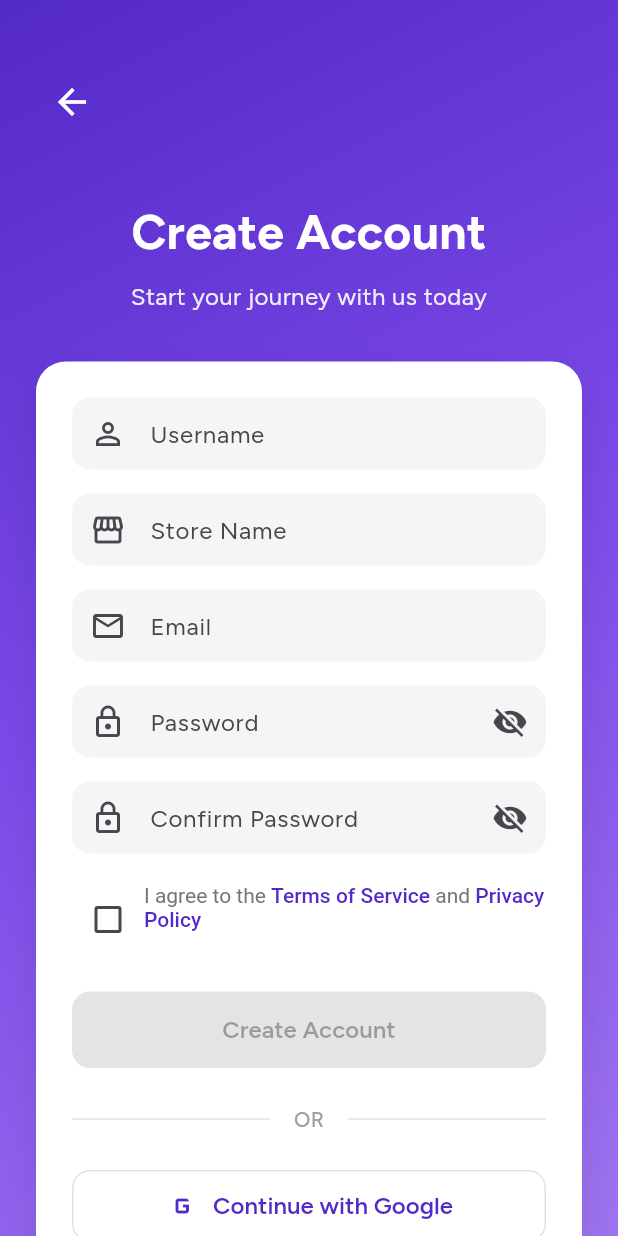
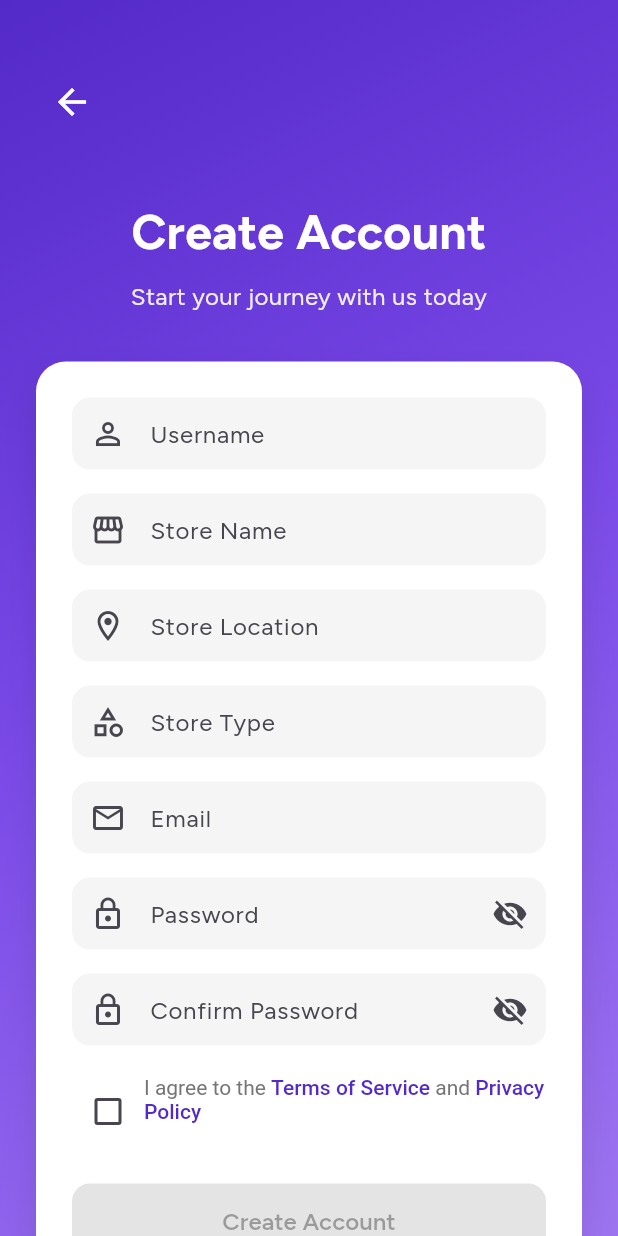
Before and after one commit to kmmelissat/vendly, a Flutter app: the screen it shows after launch, after a tap on "Skip", after a tap on "Sign In", after a tap on "Sign Up", on a phone screen of 412 x 824 dp. Run offline on Flutter 3.47's test engine with Material 3 defaults, Android fonts, the phone set to English and light mode, and no system bars; our stand-ins replace animate_do, dio, fl_chart, flutter_bloc, flutter_riverpod, flutter_svg and 3 more.

Commit message:
✨ Enhance registration and login functionality: added store location and store type fields to registration and login processes, updated AuthBloc and AuthService to handle new parameters, and refactored email field to username for consistency, improving user experience during account creation and authentication.

```diff
--- a/lib/pages/auth/auth_bloc.dart
+++ b/lib/pages/auth/auth_bloc.dart
@@ -54,6 +54,8 @@ class AuthBloc extends Bloc<AuthEvent, AuthState> {
         email: event.email,
         password: event.password,
         storeName: event.storeName,
+        storeLocation: event.storeLocation,
+        storeType: event.storeType,
       );
 
       if (result['success'] == true) {
--- a/lib/pages/auth/auth_event.dart
+++ b/lib/pages/auth/auth_event.dart
@@ -12,12 +12,16 @@ class RegisterRequested extends AuthEvent {
   final String email;
   final String password;
   final String? storeName;
+  final String? storeLocation;
+  final String? storeType;
 
   RegisterRequested({
     required this.name,
     required this.email,
     required this.password,
     this.storeName,
+    this.storeLocation,
+    this.storeType,
   });
 }
 
--- a/lib/pages/auth/login_page.dart
+++ b/lib/pages/auth/login_page.dart
@@ -16,13 +16,13 @@ class LoginPage extends StatefulWidget {
 
 class _LoginPageState extends State<LoginPage> {
   final _formKey = GlobalKey<FormState>();
-  final _emailController = TextEditingController();
+  final _usernameController = TextEditingController();
   final _passwordController = TextEditingController();
   bool _obscurePassword = true;
 
   @override
   void dispose() {
-    _emailController.dispose();
+    _usernameController.dispose();
     _passwordController.dispose();
     super.dispose();
   }
@@ -38,11 +38,7 @@ class _LoginPageState extends State<LoginPage> {
           gradient: LinearGradient(
             begin: Alignment.topLeft,
             end: Alignment.bottomRight,
-            colors: [
-              Color(0xFF5329C8),
-              Color(0xFF7B4AE8),
-              Color(0xFF9D74F0),
-            ],
+            colors: [Color(0xFF5329C8), Color(0xFF7B4AE8), Color(0xFF9D74F0)],
           ),
         ),
         child: SafeArea(
@@ -65,7 +61,7 @@ class _LoginPageState extends State<LoginPage> {
                 24,
                 24,
                 24,
-                MediaQuery.of(context).padding.bottom + 24
+                MediaQuery.of(context).padding.bottom + 24,
               ),
               child: Column(
                 crossAxisAlignment: CrossAxisAlignment.stretch,
@@ -126,14 +122,13 @@ class _LoginPageState extends State<LoginPage> {
                       child: Column(
                         crossAxisAlignment: CrossAxisAlignment.stretch,
                         children: [
-                          // Email Field
+                          // Username Field
                           TextFormField(
-                            controller: _emailController,
-                            keyboardType: TextInputType.emailAddress,
+                            controller: _usernameController,
                             decoration: InputDecoration(
-                              labelText: 'Email',
-                              hintText: 'Enter your email',
-                              prefixIcon: const Icon(Icons.email_outlined),
+                              labelText: 'Username',
+                              hintText: 'Enter your username',
+                              prefixIcon: const Icon(Icons.person_outline),
                               filled: true,
                               fillColor: AppColors.lightGrey,
                               border: OutlineInputBorder(
@@ -150,11 +145,10 @@ class _LoginPageState extends State<LoginPage> {
                             ),
                             validator: (value) {
                               if (value == null || value.isEmpty) {
-                                return 'Please enter your email';
+                                return 'Please enter your username';
                               }
-                              if (!RegExp(r'^[\w-\.]+@([\w-]+\.)+[\w-]{2,4}$')
-                                  .hasMatch(value)) {
-                                return 'Please enter a valid email';
+                              if (value.length < 3) {
+                                return 'Username must be at least 3 characters';
                               }
                               return null;
                             },
@@ -237,17 +231,20 @@ class _LoginPageState extends State<LoginPage> {
                                     : () {
                                         if (_formKey.currentState!.validate()) {
                                           context.read<AuthBloc>().add(
-                                                LoginRequested(
-                                                  email: _emailController.text,
-                                                  password: _passwordController.text,
-                                                ),
-                                              );
+                                            LoginRequested(
+                                              email: _usernameController.text,
+                                              password:
+                                                  _passwordController.text,
+                                            ),
+                                          );
                                         }
                                       },
                                 style: ElevatedButton.styleFrom(
                                   backgroundColor: AppColors.primary,
                                   foregroundColor: Colors.white,
-                                  padding: const EdgeInsets.symmetric(vertical: 16),
+                                  padding: const EdgeInsets.symmetric(
+                                    vertical: 16,
+                                  ),
                                   shape: RoundedRectangleBorder(
                                     borderRadius: BorderRadius.circular(12),
                                   ),
@@ -259,9 +256,10 @@ class _LoginPageState extends State<LoginPage> {
                                         width: 20,
                                         child: CircularProgressIndicator(
                                           strokeWidth: 2,
-                                          valueColor: AlwaysStoppedAnimation<Color>(
-                                            Colors.white,
-                                          ),
+                                          valueColor:
+                                              AlwaysStoppedAnimation<Color>(
+                                                Colors.white,
+                                              ),
                                         ),
                                       )
                                     : const Text(
@@ -286,7 +284,9 @@ class _LoginPageState extends State<LoginPage> {
                                 ),
                               ),
                               Padding(
-                                padding: const EdgeInsets.symmetric(horizontal: 16),
+                                padding: const EdgeInsets.symmetric(
+                                  horizontal: 16,
+                                ),
                                 child: Text(
                                   'OR',
                                   style: TextStyle(
@@ -314,7 +314,9 @@ class _LoginPageState extends State<LoginPage> {
                             label: const Text('Continue with Google'),
                             style: OutlinedButton.styleFrom(
                               padding: const EdgeInsets.symmetric(vertical: 12),
-                              side: BorderSide(color: AppColors.grey.withOpacity(0.3)),
+                              side: BorderSide(
+                                color: AppColors.grey.withOpacity(0.3),
+                              ),
                               shape: RoundedRectangleBorder(
                                 borderRadius: BorderRadius.circular(12),
                               ),
--- a/lib/pages/auth/register_page.dart
+++ b/lib/pages/auth/register_page.dart
@@ -20,6 +20,8 @@ class _RegisterPageState extends State<RegisterPage> {
   final _passwordController = TextEditingController();
   final _confirmPasswordController = TextEditingController();
   final _storeNameController = TextEditingController();
+  final _storeLocationController = TextEditingController();
+  final _storeTypeController = TextEditingController();
   bool _obscurePassword = true;
   bool _obscureConfirmPassword = true;
   bool _acceptTerms = false;
@@ -31,6 +33,8 @@ class _RegisterPageState extends State<RegisterPage> {
     _passwordController.dispose();
     _confirmPasswordController.dispose();
     _storeNameController.dispose();
+    _storeLocationController.dispose();
+    _storeTypeController.dispose();
     super.dispose();
   }
 
@@ -203,6 +207,74 @@ class _RegisterPageState extends State<RegisterPage> {
                               }
                               if (value.length < 2) {
                                 return 'Store name must be at least 2 characters';
+                              }
+                              return null;
+                            },
+                          ),
+
+                          const SizedBox(height: 16),
+
+                          // Store Location Field
+                          TextFormField(
+                            controller: _storeLocationController,
+                            decoration: InputDecoration(
+                              labelText: 'Store Location',
+                              hintText: 'Enter your store address',
+                              prefixIcon: const Icon(Icons.location_on_outlined),
+                              filled: true,
+                              fillColor: AppColors.lightGrey,
+                              border: OutlineInputBorder(
+                                borderRadius: BorderRadius.circular(12),
+                                borderSide: BorderSide.none,
+                              ),
+                              focusedBorder: OutlineInputBorder(
+                                borderRadius: BorderRadius.circular(12),
+                                borderSide: const BorderSide(
+                                  color: AppColors.primary,
+                                  width: 2,
+                                ),
+                              ),
+                            ),
+                            validator: (value) {
+                              if (value == null || value.isEmpty) {
+                                return 'Please enter your store location';
+                              }
+                              if (value.length < 10) {
+                                return 'Store location must be at least 10 characters';
+                              }
+                              return null;
+                            },
+                          ),
+
+                          const SizedBox(height: 16),
+
+                          // Store Type Field
+                          TextFormField(
+                            controller: _storeTypeController,
+                            decoration: InputDecoration(
+                              labelText: 'Store Type',
+                              hintText: 'e.g., Handmade Crafts, Electronics, Fashion',
+                              prefixIcon: const Icon(Icons.category_outlined),
+                              filled: true,
+                              fillColor: AppColors.lightGrey,
+                              border: OutlineInputBorder(
+                                borderRadius: BorderRadius.circular(12),
+                                borderSide: BorderSide.none,
+                              ),
+                              focusedBorder: OutlineInputBorder(
+                                borderRadius: BorderRadius.circular(12),
+                                borderSide: const BorderSide(
+                                  color: AppColors.primary,
+                                  width: 2,
+                                ),
+                              ),
+                            ),
+                            validator: (value) {
+                              if (value == null || value.isEmpty) {
+                                return 'Please enter your store type';
+                              }
+                              if (value.length < 3) {
+                                return 'Store type must be at least 3 characters';
                               }
                               return null;
                             },
@@ -411,6 +483,8 @@ class _RegisterPageState extends State<RegisterPage> {
                                                   email: _emailController.text,
                                                   password: _passwordController.text,
                                                   storeName: _storeNameController.text,
+                                                  storeLocation: _storeLocationController.text,
+                                                  storeType: _storeTypeController.text,
                                                 ),
                                               );
                                         }
--- a/lib/services/auth_service.dart
+++ b/lib/services/auth_service.dart
@@ -36,13 +36,17 @@ class AuthService {
 
   // Login method
   Future<Map<String, dynamic>> login({
-    required String email,
+    required String
+    email, // This is actually username but keeping parameter name for compatibility
     required String password,
   }) async {
     try {
       final response = await _dio.post(
         ApiConstants.loginEndpoint,
-        data: {'email': email, 'password': password},
+        data: {
+          'username': email,
+          'password': password,
+        }, // Send as username to API
       );
 
       if (response.statusCode == 200) {
@@ -62,7 +66,7 @@ class AuthService {
       if (e.response != null) {
         switch (e.response!.statusCode) {
           case 400:
-            errorMessage = 'Invalid email or password';
+            errorMessage = 'Invalid username or password';
             break;
           case 401:
             errorMessage = 'Invalid credentials';
@@ -95,6 +99,8 @@ class AuthService {
     required String email,
     required String password,
     String? storeName,
+    String? storeLocation,
+    String? storeType,
   }) async {
     try {
       final response = await _dio.post(
@@ -105,6 +111,8 @@ class AuthService {
           'password': password,
           'user_type': ApiConstants.storeUserType,
           'store_name': storeName ?? '$name\'s Store',
+          'store_location': storeLocation ?? 'Location not specified',
+          'type': storeType ?? 'General Store',
         },
       );
 
```
